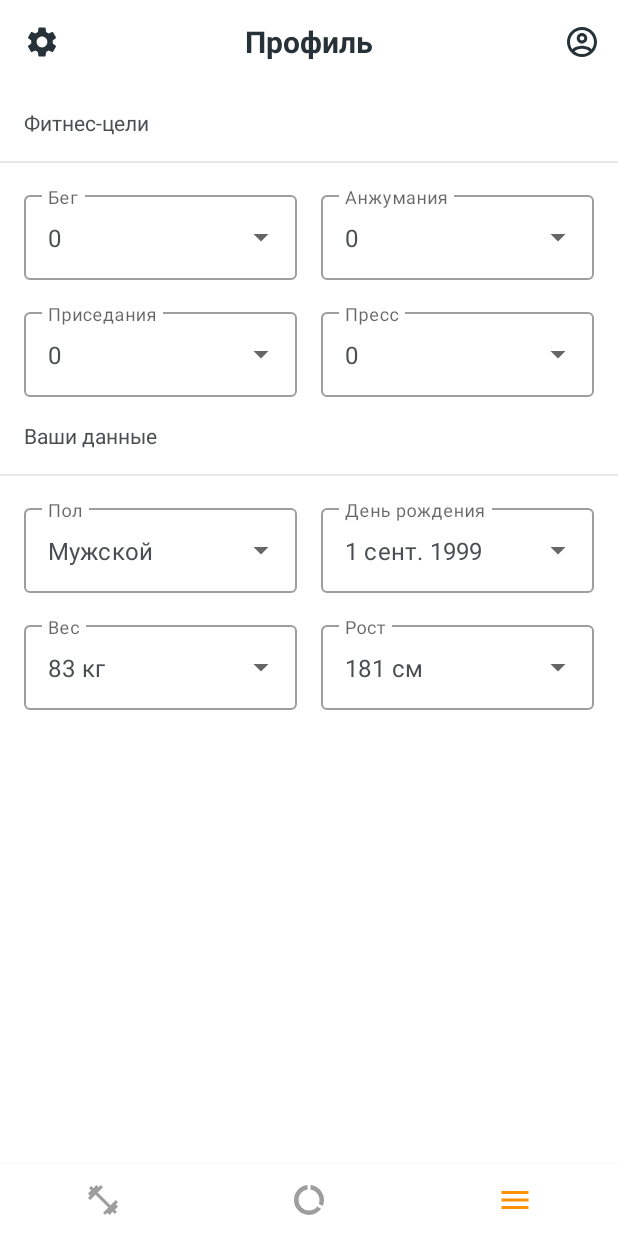
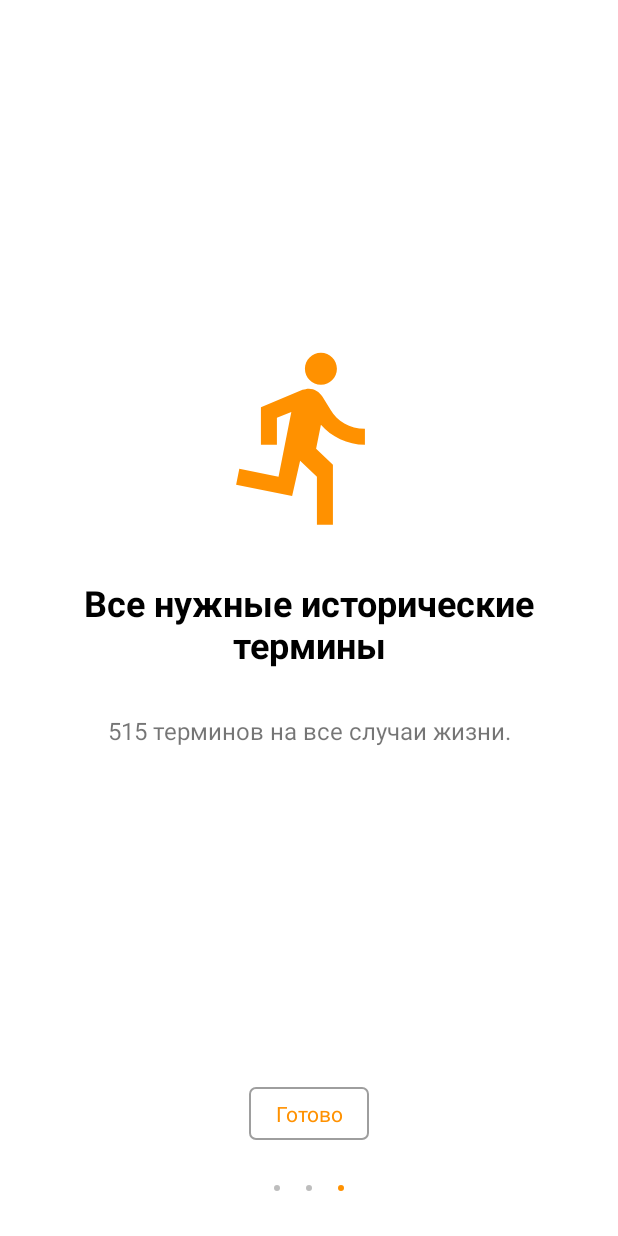
Before and after one commit to alekseyonanov/One, an Android app: the screen it shows after launch (MainActivity), item 3 of the bottom bar chosen, on a phone screen of 412 x 824 dp. Run offline under Robolectric (Android 15) with nearby library versions, the phone set to English and light mode, and no system bars.

Commit message:
Introduction screen
-Made base loader
-Made almost all design.

```diff
--- a/app/src/main/java/ru/onanov/one/activity/MainActivity.kt
+++ b/app/src/main/java/ru/onanov/one/activity/MainActivity.kt
@@ -1,9 +1,11 @@
 package ru.onanov.one.activity
 
 import android.os.Bundle
+import android.view.View
 import androidx.appcompat.app.AppCompatActivity
 import kotlinx.android.synthetic.main.activity_main.*
 import ru.onanov.one.R
+import ru.onanov.one.fragment.IntroductionFragment
 import ru.onanov.one.fragment.MenuFragment
 import ru.onanov.one.fragment.SportFragment
 import ru.onanov.one.fragment.StatisticsFragment
@@ -41,8 +43,19 @@ class MainActivity : AppCompatActivity() {
 
         supportFragmentManager
             .beginTransaction()
-            .add(R.id.framelayout, sportFragment)
+            .add(
+                R.id.framelayout,
+                //if (Loader.isFirstStart(this)) {
+                    IntroductionFragment.newInstance()
+                //} else {
+                //    sportFragment
+                //}
+            )
             .commitAllowingStateLoss()
+    }
+
+    fun setNavigationVisible(){
+        navigation.visibility = View.VISIBLE
     }
 /*    override fun onActivityResult(requestCode: Int, resultCode: Int, data: Intent?) {
         super.onActivityResult(requestCode, resultCode, data)
--- a/app/src/main/java/ru/onanov/one/data/Loader.kt
+++ b/app/src/main/java/ru/onanov/one/data/Loader.kt
@@ -22,6 +22,8 @@ object Loader {
     /*
     * Наименование полей
     */
+    private const val FIRST_START = "first_start"
+
     private const val GOAL_RUN = "current_goal_run"
     private const val GOAL_PUSH_UP = "current_goal_push_up"
     private const val GOAL_SQUAT = "current_goal_squat"
@@ -99,8 +101,6 @@ object Loader {
             .apply()
     }
 
-    /*
-
     fun isFirstStart(context: Context) =
         context.getSharedPreferences(APP, Context.MODE_PRIVATE).getBoolean(FIRST_START, true)
 
@@ -108,29 +108,4 @@ object Loader {
         context.getSharedPreferences(APP, Context.MODE_PRIVATE).edit()
             .putBoolean(FIRST_START, result).apply()
     }
-
-    fun getMode(context: Context) =
-        context.getSharedPreferences(APP, Context.MODE_PRIVATE).getInt(MODE, FULL_DATES_MODE)
-
-    fun setMode(context: Context, mode: Int) {
-        context.getSharedPreferences(APP, Context.MODE_PRIVATE).edit().putInt(MODE, mode).apply()
-    }
-
-    fun getDatesViewType(context: Context) =
-        context.getSharedPreferences(APP, Context.MODE_PRIVATE).getInt(DATES_VIEW_TYPE, 0)
-
-    fun setDatesViewType(context: Context, type: Int) {
-        context.getSharedPreferences(APP, Context.MODE_PRIVATE).edit().putInt(DATES_VIEW_TYPE, type)
-            .apply()
-    }
-
-    fun getTermsViewType(context: Context) =
-        context.getSharedPreferences(APP, Context.MODE_PRIVATE).getInt(TERMS_VIEW_TYPE, 0)
-
-    fun setTermsViewType(context: Context, type: Int) {
-        context.getSharedPreferences(APP, Context.MODE_PRIVATE).edit().putInt(TERMS_VIEW_TYPE, type)
-            .apply()
-    }*/
-
-
 }
--- /dev/null
+++ b/app/src/main/java/ru/onanov/one/data/model/IntroPage.kt
@@ -0,0 +1,10 @@
+package ru.onanov.one.data.model
+
+/**
+ * @author Onanov Aleksey (@onanov)
+ */
+data class IntroPage(
+    val title: String,
+    var description: String,
+    val imageRes: Int
+)
--- /dev/null
+++ b/app/src/main/java/ru/onanov/one/fragment/IntroductionFragment.kt
@@ -0,0 +1,120 @@
+package ru.onanov.one.fragment
+
+import android.content.Context
+import android.os.Bundle
+import android.view.LayoutInflater
+import android.view.View
+import android.view.ViewGroup
+import android.widget.ImageView
+import android.widget.TextView
+import androidx.fragment.app.Fragment
+import androidx.viewpager.widget.PagerAdapter
+import androidx.viewpager.widget.ViewPager
+import kotlinx.android.synthetic.main.fragment_introduction.*
+import ru.onanov.one.R
+import ru.onanov.one.data.Loader
+import ru.onanov.one.data.model.IntroPage
+
+
+class IntroductionFragment : Fragment() {
+
+    private var introPages = mutableListOf<IntroPage>()
+
+    override fun onCreate(savedInstanceState: Bundle?) {
+        super.onCreate(savedInstanceState)
+        val titles = resources.getStringArray(R.array.intro_titles)
+        val descriptions = resources.getStringArray(R.array.intro_descriptions)
+        for (index in titles.indices) {
+            introPages.add(
+                IntroPage(
+                    titles[index],
+                    descriptions[index],
+                    when (index) {
+                        0 -> R.drawable.ic_applogo
+                        1 -> R.drawable.ic_applogo
+                        else -> R.drawable.ic_applogo
+                    }
+                )
+            )
+        }
+    }
+
+    override fun onCreateView(
+        inflater: LayoutInflater, container: ViewGroup?,
+        savedInstanceState: Bundle?
+    ): View? {
+        return inflater.inflate(R.layout.fragment_introduction, container, false)
+    }
+
+    override fun onViewCreated(view: View, savedInstanceState: Bundle?) {
+        super.onViewCreated(view, savedInstanceState)
+        introViewPager.adapter = PractiseCellAdapter(introPages)
+        introDots.setupWithViewPager(introViewPager)
+
+        introViewPager.addOnPageChangeListener(object : ViewPager.OnPageChangeListener {
+            override fun onPageScrollStateChanged(state: Int) {
+            }
+
+            override fun onPageScrolled(
+                position: Int,
+                positionOffset: Float,
+                positionOffsetPixels: Int
+            ) {
+            }
+
+            override fun onPageSelected(position: Int) {
+                introButton.text = when (position) {
+                    introPages.lastIndex -> getString(R.string.skip)
+                    else -> getString(R.string.next)
+                }
+            }
+        })
+
+        introButton.setOnClickListener {
+            if (introViewPager.currentItem == introPages.lastIndex) {
+                fragmentManager!!.beginTransaction()
+                    .replace(R.id.framelayout, SportFragment.newInstance()).commit()
+                Loader.setFirstStart(this@IntroductionFragment.context as Context, false)
+            } else {
+                introViewPager.setCurrentItem(introViewPager.currentItem + 1, true)
+            }
+        }
+    }
+
+    inner class PractiseCellAdapter(val introPages: List<IntroPage>) : PagerAdapter() {
+        override fun instantiateItem(collection: ViewGroup, position: Int): Any {
+            val view = layoutInflater.inflate(R.layout.intro_page, null)
+            view.findViewById<TextView>(R.id.introTitle).text = introPages[position].title
+            view.findViewById<TextView>(R.id.introDescription).text =
+                introPages[position].description
+            view.findViewById<ImageView>(R.id.introImage)
+                .setImageResource(introPages[position].imageRes)
+
+            collection.addView(view)
+            return view
+        }
+
+        override fun destroyItem(collection: ViewGroup, position: Int, view: Any) {
+            collection.removeView(view as View)
+        }
+
+        override fun getCount(): Int {
+            return introPages.size
+        }
+
+        override fun isViewFromObject(view: View, `object`: Any): Boolean {
+            return view === `object`
+        }
+
+        override fun getPageTitle(position: Int): CharSequence? {
+            return ""
+        }
+    }
+
+
+    companion object {
+
+        @JvmStatic
+        fun newInstance() = IntroductionFragment()
+    }
+}
--- a/app/src/main/java/ru/onanov/one/fragment/SportFragment.kt
+++ b/app/src/main/java/ru/onanov/one/fragment/SportFragment.kt
@@ -10,6 +10,7 @@ import androidx.fragment.app.Fragment
 import kotlinx.android.synthetic.main.fragment_sport.*
 import kotlinx.android.synthetic.main.include_toolbar.*
 import ru.onanov.one.R
+import ru.onanov.one.activity.MainActivity
 import ru.onanov.one.data.Loader
 import ru.onanov.one.data.model.Goal
 import ru.onanov.one.data.model.Result
@@ -52,6 +53,8 @@ class SportFragment : Fragment() {
         pushUpResultNumber.text = result.pushUp.toString()
         squatResultNumber.text = result.squat.toString()
         absResultNumber.text = result.abs.toString()
+
+        (activity as MainActivity).setNavigationVisible()
     }
 
     override fun onCreateView(
--- /dev/null
+++ b/app/src/main/res/drawable/ic_applogo.xml
@@ -0,0 +1,5 @@
+<vector android:height="128dp" android:tint="#FF9100"
+    android:viewportHeight="24" android:viewportWidth="24"
+    android:width="128dp" xmlns:android="http://schemas.android.com/apk/res/android">
+    <path android:fillColor="@android:color/white" android:pathData="M13.49,5.48c1.1,0 2,-0.9 2,-2s-0.9,-2 -2,-2 -2,0.9 -2,2 0.9,2 2,2zM9.89,19.38l1,-4.4 2.1,2v6h2v-7.5l-2.1,-2 0.6,-3c1.3,1.5 3.3,2.5 5.5,2.5v-2c-1.9,0 -3.5,-1 -4.3,-2.4l-1,-1.6c-0.4,-0.6 -1,-1 -1.7,-1 -0.3,0 -0.5,0.1 -0.8,0.1l-5.2,2.2v4.7h2v-3.4l1.8,-0.7 -1.6,8.1 -4.9,-1 -0.4,2 7,1.4z"/>
+</vector>
--- /dev/null
+++ b/app/src/main/res/drawable/intro_page_button.xml
@@ -0,0 +1,8 @@
+<?xml version="1.0" encoding="utf-8"?>
+<shape xmlns:android="http://schemas.android.com/apk/res/android"
+    android:shape="rectangle">
+    <stroke
+        android:width="1dp"
+        android:color="@color/lightGray" />
+    <corners android:radius="4dp" />
+</shape>
--- /dev/null
+++ b/app/src/main/res/drawable/intro_tab_default.xml
@@ -0,0 +1,8 @@
+<?xml version="1.0" encoding="utf-8"?>
+<shape xmlns:android="http://schemas.android.com/apk/res/android"
+    android:innerRadius="0dp"
+    android:shape="ring"
+    android:thickness="2dp"
+    android:useLevel="false">
+    <solid android:color="#BDBDBD" />
+</shape>
--- /dev/null
+++ b/app/src/main/res/drawable/intro_tab_selected.xml
@@ -0,0 +1,8 @@
+<?xml version="1.0" encoding="utf-8"?>
+<shape xmlns:android="http://schemas.android.com/apk/res/android"
+    android:innerRadius="0dp"
+    android:shape="ring"
+    android:thickness="2dp"
+    android:useLevel="false">
+    <solid android:color="@color/colorAccent" />
+</shape>
--- /dev/null
+++ b/app/src/main/res/drawable/intro_tab_selector.xml
@@ -0,0 +1,8 @@
+<?xml version="1.0" encoding="utf-8"?>
+<selector xmlns:android="http://schemas.android.com/apk/res/android">
+
+    <item android:drawable="@drawable/intro_tab_selected"
+        android:state_selected="true"/>
+
+    <item android:drawable="@drawable/intro_tab_default"/>
+</selector>
--- a/app/src/main/res/drawable/splash_screen.xml
+++ b/app/src/main/res/drawable/splash_screen.xml
@@ -4,10 +4,10 @@
     <item android:drawable="@color/colorPrimary" />
     <item
         android:bottom="128dp"
+        android:drawable="@drawable/ic_applogo"
+        android:gravity="center" />
+    <item
+        android:bottom="128dp"
         android:drawable="@drawable/ic_madebyonanov"
         android:gravity="bottom|center_horizontal" />
-    <!--    <item
-            android:bottom="128dp"
-            android:drawable="@drawable/ic_applogo"
-            android:gravity="center" />-->
 </layer-list>
--- a/app/src/main/res/layout/activity_main.xml
+++ b/app/src/main/res/layout/activity_main.xml
@@ -15,6 +15,7 @@
         android:id="@+id/navigation"
         android:layout_width="match_parent"
         android:layout_height="48dp"
+        android:visibility="gone"
         android:background="@android:color/white"
         app:elevation="4dp"
         app:itemIconTint="@color/navigation_tint"
--- /dev/null
+++ b/app/src/main/res/layout/fragment_introduction.xml
@@ -0,0 +1,47 @@
+<?xml version="1.0" encoding="utf-8"?>
+<LinearLayout xmlns:android="http://schemas.android.com/apk/res/android"
+    xmlns:app="http://schemas.android.com/apk/res-auto"
+    xmlns:tools="http://schemas.android.com/tools"
+    android:layout_width="match_parent"
+    android:layout_height="match_parent"
+    android:orientation="vertical"
+    tools:background="@android:color/white">
+
+    <androidx.viewpager.widget.ViewPager
+        android:id="@+id/introViewPager"
+        android:layout_width="match_parent"
+        android:layout_height="0dp"
+        android:layout_weight="1" />
+
+    <LinearLayout
+        android:id="@+id/button_container"
+        android:layout_width="match_parent"
+        android:layout_height="wrap_content"
+        android:background="@android:color/white"
+        android:gravity="center"
+        android:orientation="vertical">
+
+        <TextView
+            android:id="@+id/introButton"
+            android:layout_width="wrap_content"
+            android:layout_height="wrap_content"
+            android:background="@drawable/intro_page_button"
+            android:textColor="@color/colorAccent"
+            android:gravity="center"
+            android:minEms="5"
+            android:padding="8dp"
+            android:text="@string/next" />
+
+        <com.google.android.material.tabs.TabLayout
+            android:id="@+id/introDots"
+            android:layout_width="64dp"
+            android:layout_height="wrap_content"
+            android:clickable="false"
+            android:layout_margin="8dp"
+            app:tabBackground="@drawable/intro_tab_selector"
+            app:tabGravity="center"
+            app:tabIndicatorHeight="0dp" />
+
+    </LinearLayout>
+
+</LinearLayout>
--- /dev/null
+++ b/app/src/main/res/layout/intro_page.xml
@@ -0,0 +1,54 @@
+<?xml version="1.0" encoding="utf-8"?>
+<androidx.constraintlayout.widget.ConstraintLayout xmlns:android="http://schemas.android.com/apk/res/android"
+    xmlns:app="http://schemas.android.com/apk/res-auto"
+    xmlns:tools="http://schemas.android.com/tools"
+    android:layout_width="match_parent"
+    android:layout_height="match_parent"
+    tools:background="@android:color/white">
+
+    <ImageView
+        android:id="@+id/introImage"
+        android:layout_width="wrap_content"
+        android:layout_height="wrap_content"
+        android:layout_weight="4"
+        android:background="@color/colorPrimary"
+        android:scaleType="center"
+        app:layout_constraintBottom_toTopOf="@id/introTitle"
+        app:layout_constraintEnd_toEndOf="parent"
+        app:layout_constraintStart_toStartOf="parent"
+        app:layout_constraintTop_toTopOf="parent"
+        app:layout_constraintVertical_chainStyle="packed"
+        tools:src="@drawable/ic_applogo" />
+
+    <TextView
+        android:id="@+id/introTitle"
+        android:layout_width="wrap_content"
+        android:layout_height="wrap_content"
+        android:gravity="center"
+        android:padding="16dp"
+        android:textColor="@android:color/black"
+        android:textSize="24sp"
+        android:textStyle="bold"
+        app:layout_constraintBottom_toTopOf="@id/introDescription"
+        app:layout_constraintEnd_toEndOf="parent"
+        android:minLines="3"
+        app:layout_constraintStart_toStartOf="parent"
+        app:layout_constraintTop_toBottomOf="@id/introImage"
+        tools:text="Добро пожаловать в приложение ДАТЫ" />
+
+    <TextView
+        android:id="@+id/introDescription"
+        android:layout_width="wrap_content"
+        android:layout_height="wrap_content"
+        android:gravity="center"
+        android:paddingStart="24dp"
+        android:paddingEnd="24dp"
+        android:textSize="16sp"
+        app:layout_constraintBottom_toBottomOf="parent"
+        app:layout_constraintEnd_toEndOf="parent"
+        app:layout_constraintStart_toStartOf="parent"
+        app:layout_constraintTop_toBottomOf="@id/introTitle"
+        tools:text="Всем привет, как дела, что ты здесь делаешь, робин я мартышка Всем привет, как дела, что ты здесь делаешь, робин я мартышка Всем привет, как дела, что ты здесь делаешь, робин я мартышка" />
+
+
+</androidx.constraintlayout.widget.ConstraintLayout>
--- a/app/src/main/res/values/strings.xml
+++ b/app/src/main/res/values/strings.xml
@@ -19,4 +19,21 @@
     <string name="mile">миль</string>
 
     <string name="unit">раз</string>
+
+    <!--IntroductionFragment-->
+    <string name="next">Далее</string>
+    <string name="skip">Готово</string>
+
+    <string-array name="intro_titles">
+        <item>Добро пожаловать в Даты</item>
+        <item>2 вида дат</item>
+        <item>Все нужные исторические термины</item>
+    </string-array>
+
+    <string-array name="intro_descriptions">
+        <item>Уникальное приложение для изучения дат и терминов.</item>
+        <item>Режимы Стандартный и Необходимый минимум отлично подойдут для разных целей обучения.</item>
+        <item>515 терминов на все случаи жизни.</item>
+    </string-array>
+
 </resources>
```
